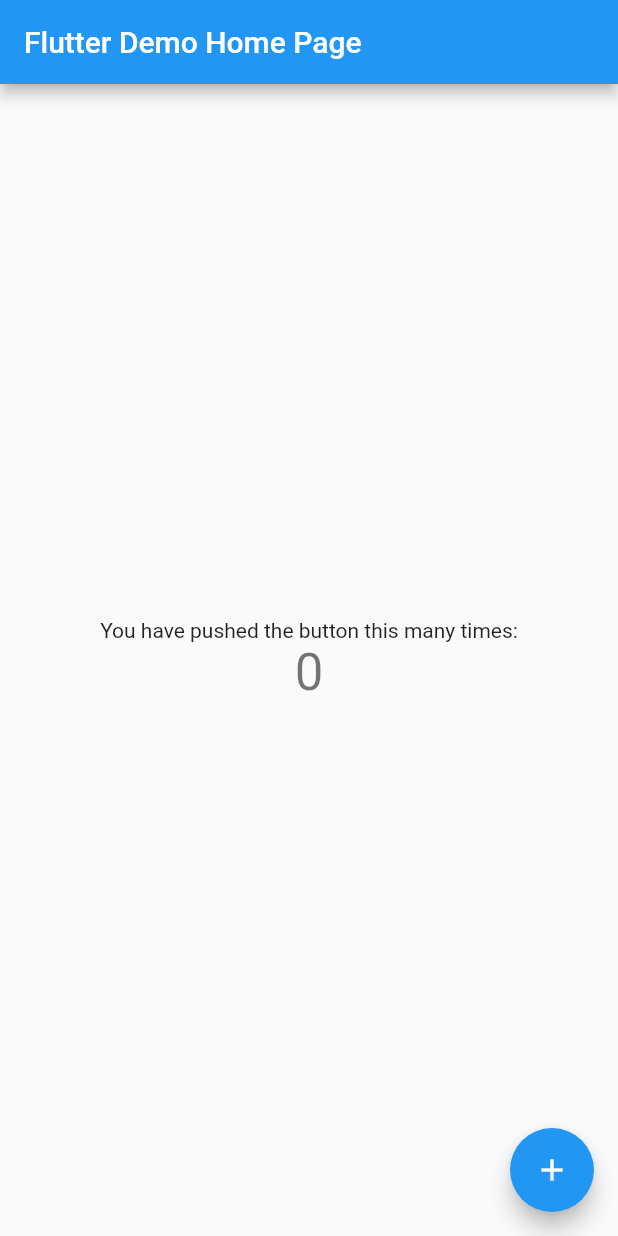
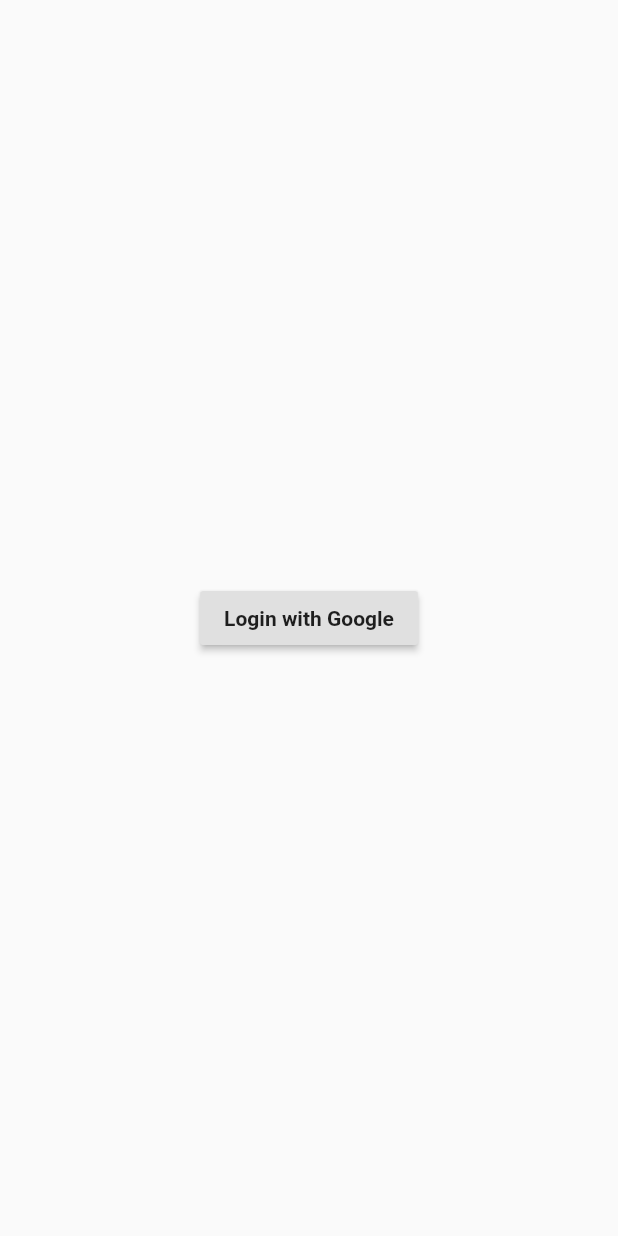
Before and after one commit to alokiimtgn/flutter-firebase, a Flutter app: the screen it shows after launch, on a phone screen of 412 x 824 dp. Run offline on Flutter 3.47's test engine with Material 2 defaults, Android fonts, the phone set to English and light mode, and no system bars; our stand-ins replace google_sign_in.

Commit message:
Code for Google SignIn was completed

```diff
--- a/lib/main.dart
+++ b/lib/main.dart
@@ -1,118 +1,96 @@
 import 'package:flutter/material.dart';
-import 'package:firebase_auth/firebase_auth.dart';
 import 'package:google_sign_in/google_sign_in.dart';
-void main() {
-  runApp(MyApp());
-}
+
+void main() => runApp(MyApp());
 
 class MyApp extends StatelessWidget {
-  // This widget is the root of your application.
   @override
   Widget build(BuildContext context) {
     return MaterialApp(
-      title: 'Flutter Demo',
-      theme: ThemeData(
-        // This is the theme of your application.
-        //
-        // Try running your application with "flutter run". You'll see the
-        // application has a blue toolbar. Then, without quitting the app, try
-        // changing the primarySwatch below to Colors.green and then invoke
-        // "hot reload" (press "r" in the console where you ran "flutter run",
-        // or simply save your changes to "hot reload" in a Flutter IDE).
-        // Notice that the counter didn't reset back to zero; the application
-        // is not restarted.
-        primarySwatch: Colors.blue,
-        // This makes the visual density adapt to the platform that you run
-        // the app on. For desktop platforms, the controls will be smaller and
-        // closer together (more dense) than on mobile platforms.
-        visualDensity: VisualDensity.adaptivePlatformDensity,
+      debugShowCheckedModeBanner: false,
+      home: SafeArea(
+        child: Scaffold(
+          body: AppScreen(),
+        ),
       ),
-      home: MyHomePage(title: 'Flutter Demo Home Page'),
     );
   }
 }
 
-class MyHomePage extends StatefulWidget {
-  MyHomePage({Key key, this.title}) : super(key: key);
-
-  // This widget is the home page of your application. It is stateful, meaning
-  // that it has a State object (defined below) that contains fields that affect
-  // how it looks.
-
-  // This class is the configuration for the state. It holds the values (in this
-  // case the title) provided by the parent (in this case the App widget) and
-  // used by the build method of the State. Fields in a Widget subclass are
-  // always marked "final".
-
-  final String title;
-
+class AppScreen extends StatefulWidget {
   @override
-  _MyHomePageState createState() => _MyHomePageState();
+  _AppScreenState createState() => _AppScreenState();
 }
 
-class _MyHomePageState extends State<MyHomePage> {
-  int _counter = 0;
+class _AppScreenState extends State<AppScreen> {
+  bool isUserLoggedIn = false;
+  GoogleSignIn _googleSignIn = GoogleSignIn(scopes: ['email']);
 
-  void _incrementCounter() {
+  void _loginWithGoogle() async {
+    try {
+      await _googleSignIn.signIn();
+      setState(() {
+        isUserLoggedIn = true;
+      });
+    } catch (error) {
+      print(error);
+    }
+  }
+
+  void logout() {
+    _googleSignIn.signOut();
     setState(() {
-      // This call to setState tells the Flutter framework that something has
-      // changed in this State, which causes it to rerun the build method below
-      // so that the display can reflect the updated values. If we changed
-      // _counter without calling setState(), then the build method would not be
-      // called again, and so nothing would appear to happen.
-      _counter++;
+      isUserLoggedIn = false;
     });
   }
 
   @override
   Widget build(BuildContext context) {
-    // This method is rerun every time setState is called, for instance as done
-    // by the _incrementCounter method above.
-    //
-    // The Flutter framework has been optimized to make rerunning build methods
-    // fast, so that you can just rebuild anything that needs updating rather
-    // than having to individually change instances of widgets.
-    return Scaffold(
-      appBar: AppBar(
-        // Here we take the value from the MyHomePage object that was created by
-        // the App.build method, and use it to set our appbar title.
-        title: Text(widget.title),
-      ),
-      body: Center(
-        // Center is a layout widget. It takes a single child and positions it
-        // in the middle of the parent.
-        child: Column(
-          // Column is also a layout widget. It takes a list of children and
-          // arranges them vertically. By default, it sizes itself to fit its
-          // children horizontally, and tries to be as tall as its parent.
-          //
-          // Invoke "debug painting" (press "p" in the console, choose the
-          // "Toggle Debug Paint" action from the Flutter Inspector in Android
-          // Studio, or the "Toggle Debug Paint" command in Visual Studio Code)
-          // to see the wireframe for each widget.
-          //
-          // Column has various properties to control how it sizes itself and
-          // how it positions its children. Here we use mainAxisAlignment to
-          // center the children vertically; the main axis here is the vertical
-          // axis because Columns are vertical (the cross axis would be
-          // horizontal).
-          mainAxisAlignment: MainAxisAlignment.center,
-          children: <Widget>[
-            Text(
-              'You have pushed the button this many times:',
+    return Container(
+      height: MediaQuery.of(context).size.height,
+      width: MediaQuery.of(context).size.width,
+      child: isUserLoggedIn
+          ? Column(
+              mainAxisAlignment: MainAxisAlignment.center,
+              children: [
+                // when loggedIn
+                Image.network(_googleSignIn.currentUser.photoUrl),
+                Padding(
+                  padding: const EdgeInsets.all(8.0),
+                  child: Text(
+                    "Name : " +
+                        _googleSignIn.currentUser.displayName +
+                        "\nEmail : " +
+                        _googleSignIn.currentUser.email +
+                        "\nScopes : " +
+                        _googleSignIn.scopes.toString() +
+                        "\nID : " +
+                        _googleSignIn.currentUser.id,
+                    style: TextStyle(fontWeight: FontWeight.bold),
+                  ),
+                ),
+                RaisedButton(
+                  onPressed: () {
+                    logout();
+                  },
+                  child: Text("Logout",
+                      style: TextStyle(fontWeight: FontWeight.bold)),
+                ),
+              ],
+            )
+          : Column(
+              mainAxisAlignment: MainAxisAlignment.center,
+              children: [
+                // when user is not loggedIn
+                RaisedButton(
+                  onPressed: () {
+                    _loginWithGoogle();
+                  },
+                  child: Text("Login with Google",
+                      style: TextStyle(fontWeight: FontWeight.bold)),
+                ),
+              ],
             ),
-            Text(
-              '$_counter',
-              style: Theme.of(context).textTheme.headline4,
-            ),
-          ],
-        ),
-      ),
-      floatingActionButton: FloatingActionButton(
-        onPressed: _incrementCounter,
-        tooltip: 'Increment',
-        child: Icon(Icons.add),
-      ), // This trailing comma makes auto-formatting nicer for build methods.
     );
   }
 }
```
Also changed, not shown: lib/login_screen.dart (added, +24 -0 lines), 2 other files.
